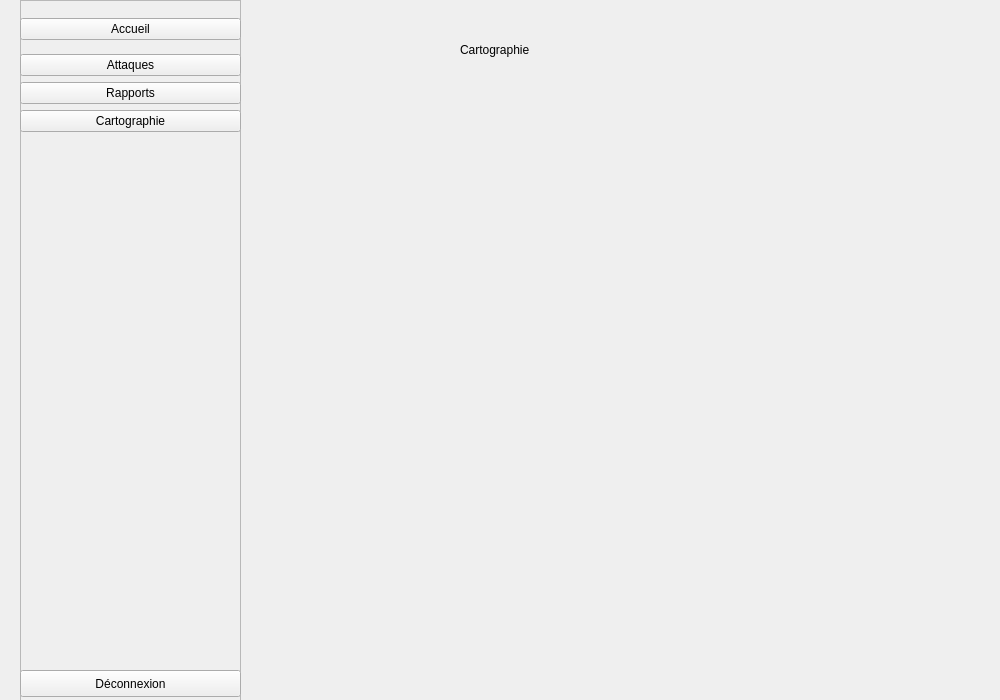
The window that frontend/ui/cartographie.ui (Pauldechassey/Minatt-ck) describes before a commit, drawn with Qt 5.
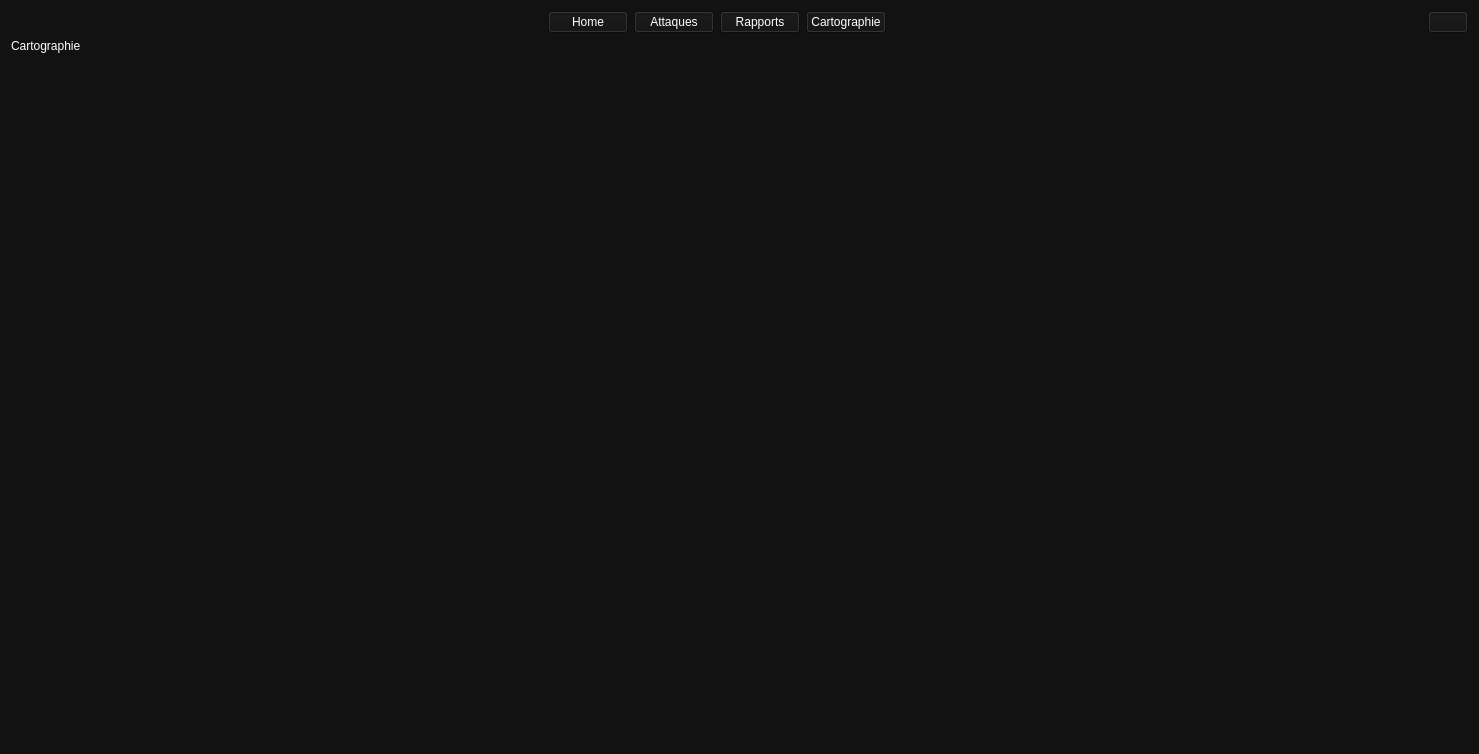
The same window after the commit. Icons and pictures are not drawn.

Commit message: Modif aperçu, clear après deconnexion, bouton deconnexion

Diff of the .ui file:
```diff
--- a/frontend/ui/cartographie.ui
+++ b/frontend/ui/cartographie.ui
@@ -6,99 +6,147 @@
    <rect>
     <x>0</x>
     <y>0</y>
-    <width>1000</width>
-    <height>700</height>
+    <width>1479</width>
+    <height>754</height>
    </rect>
   </property>
   <property name="windowTitle">
    <string>Form</string>
   </property>
+  <property name="styleSheet">
+   <string notr="true">background-color: #121212;
+color: white;
+</string>
+  </property>
+  <layout class="QGridLayout" name="gridLayout_4">
+   <item row="0" column="0">
+    <layout class="QGridLayout" name="gridLayout_3">
+     <item row="3" column="1">
   <widget class="QFrame" name="frame">
-   <property name="geometry">
-    <rect>
-     <x>20</x>
-     <y>0</y>
-     <width>221</width>
-     <height>701</height>
-    </rect>
-   </property>
    <property name="frameShape">
     <enum>QFrame::StyledPanel</enum>
    </property>
    <property name="frameShadow">
     <enum>QFrame::Raised</enum>
    </property>
-   <widget class="QPushButton" name="pushButtonDeconnexionCartographie">
+       <widget class="QLabel" name="labelRapports">
     <property name="geometry">
      <rect>
-      <x>0</x>
-      <y>670</y>
-      <width>221</width>
-      <height>27</height>
+          <x>440</x>
+          <y>260</y>
+          <width>91</width>
+          <height>31</height>
      </rect>
     </property>
     <property name="text">
-     <string>Déconnexion</string>
-    </property>
-   </widget>
-   <widget class="QWidget" name="">
-    <property name="geometry">
-     <rect>
-      <x>0</x>
-      <y>10</y>
-      <width>221</width>
-      <height>130</height>
-     </rect>
-    </property>
-    <layout class="QVBoxLayout" name="verticalLayout">
+         <string>Cartographie</string>
+        </property>
+       </widget>
+      </widget>
+     </item>
+     <item row="2" column="1">
+      <spacer name="verticalSpacer">
+       <property name="orientation">
+        <enum>Qt::Vertical</enum>
+       </property>
+       <property name="sizeHint" stdset="0">
+        <size>
+         <width>20</width>
+         <height>40</height>
+        </size>
+       </property>
+      </spacer>
+     </item>
+     <item row="0" column="1">
+      <layout class="QHBoxLayout" name="horizontalLayout_2">
      <item>
-      <widget class="QPushButton" name="pushButtonOngletAccueilCartographie">
+        <spacer name="horizontalSpacer">
+         <property name="orientation">
+          <enum>Qt::Horizontal</enum>
+         </property>
+         <property name="sizeHint" stdset="0">
+          <size>
+           <width>40</width>
+           <height>20</height>
+          </size>
+         </property>
+        </spacer>
+       </item>
+       <item>
+        <widget class="QPushButton" name="pushButtonHomeCartographie">
        <property name="text">
-        <string>Accueil</string>
+          <string>Home</string>
        </property>
       </widget>
      </item>
      <item>
-      <layout class="QVBoxLayout" name="verticalLayout_2">
-       <item>
-        <widget class="QPushButton" name="pushButtonOnglet1Cartographie">
+        <widget class="QPushButton" name="pushButtonAttaquesCartographie">
          <property name="text">
           <string>Attaques</string>
          </property>
         </widget>
        </item>
        <item>
-        <widget class="QPushButton" name="pushButtonOnglet2Cartographie">
+        <widget class="QPushButton" name="pushButtonRapportsCartographie">
          <property name="text">
           <string>Rapports</string>
          </property>
         </widget>
        </item>
        <item>
-        <widget class="QPushButton" name="pushButtonOnglet3Cartographie">
+        <widget class="QPushButton" name="pushButtonCartographieCartographie">
          <property name="text">
           <string>Cartographie</string>
          </property>
         </widget>
        </item>
-      </layout>
-     </item>
-    </layout>
-   </widget>
-  </widget>
+       <item>
+        <spacer name="horizontalSpacer_2">
+         <property name="orientation">
+          <enum>Qt::Horizontal</enum>
+         </property>
+         <property name="sizeHint" stdset="0">
+          <size>
+           <width>40</width>
+           <height>20</height>
+          </size>
+         </property>
+        </spacer>
+       </item>
+       <item>
+        <widget class="QPushButton" name="pushButtonDeconnexionCartographie">
+         <property name="styleSheet">
+          <string notr="true">background-color: #121212;
+color: white;
+</string>
+         </property>
+         <property name="text">
+          <string/>
+         </property>
+         <property name="icon">
+          <iconset>
+           <normaloff>../../../../Downloads/image.png</normaloff>../../../../Downloads/image.png</iconset>
+         </property>
+         <property name="iconSize">
+          <size>
+           <width>32</width>
+           <height>32</height>
+          </size>
+         </property>
+        </widget>
+       </item>
+      </layout>
+     </item>
+     <item row="1" column="1">
   <widget class="QLabel" name="label">
-   <property name="geometry">
-    <rect>
-     <x>460</x>
-     <y>40</y>
-     <width>121</width>
-     <height>19</height>
-    </rect>
-   </property>
    <property name="text">
     <string>Cartographie</string>
    </property>
   </widget>
+     </item>
+    </layout>
+   </item>
+  </layout>
  </widget>
  <resources/>
  <connections/>
```
Lines whose indentation alone changed are shown as unchanged. The commit also changes 12 other files.
